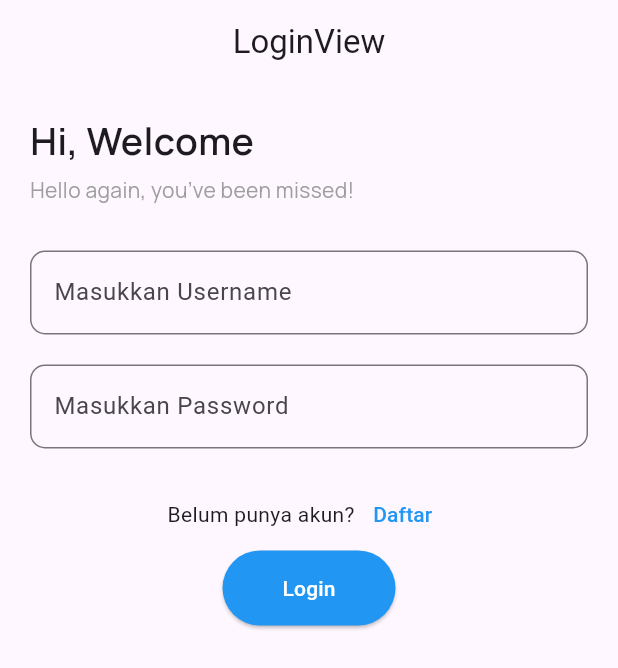
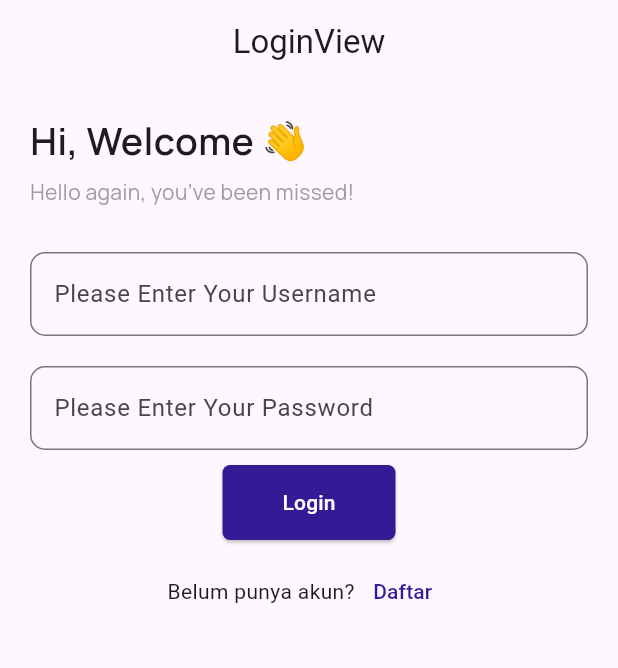
Before and after one commit to MDaffaSurya/peminjam_perpustakaan_kelas_b, a Flutter app: the screen it shows after launch, on a phone screen of 412 x 824 dp. Shown: the top 668 px of the screen. Run offline on Flutter 3.47's test engine with Material 3 defaults, Android fonts, the phone set to English and light mode, and no system bars; our stand-ins replace dio, get, get_storage, google_fonts, pretty_dio_logger.

Commit message:
22 feb 2024

```diff
--- a/lib/app/modules/login/controllers/login_controller.dart
+++ b/lib/app/modules/login/controllers/login_controller.dart
@@ -16,6 +16,12 @@
   final TextEditingController usernameController = TextEditingController();
   final TextEditingController passwordController = TextEditingController();
   final count = 0.obs;
+  var passwordObscureText = true.obs;
+
+  void togglePasswordVisibility() {
+    passwordObscureText.value = !passwordObscureText.value;
+  }
+
   @override
   void onInit() {
     super.onInit();
--- a/lib/app/modules/login/views/login_view.dart
+++ b/lib/app/modules/login/views/login_view.dart
@@ -25,7 +25,7 @@
                 crossAxisAlignment: CrossAxisAlignment.start,
                 children: [
                   Text(
-                    'Hi, Welcome',
+                    'Hi, Welcome 👋',
                     style: GoogleFonts.manrope(
                       fontSize: 25, fontWeight:FontWeight.w600
                     ),
@@ -51,7 +51,7 @@
                       child: TextFormField(
                         controller: controller.usernameController,
                         decoration: InputDecoration(
-                          hintText: "Masukkan Username",
+                          hintText: "Please Enter Your Username",
                           // icon: Icon(Icons.person),
                           border: OutlineInputBorder(borderRadius: BorderRadius.circular(10)),
                         ),
@@ -67,9 +67,9 @@
                       padding: const EdgeInsets.symmetric(horizontal: 20, vertical: 10),
                       child: TextFormField(
                         controller: controller.passwordController,
-                        obscureText: true,
+                        obscureText: controller.passwordObscureText.value,
                         decoration: InputDecoration(
-                          hintText: "Masukkan Password",
+                          hintText: "Please Enter Your Password",
                           // icon: Icon(Icons.lock),
                           border: OutlineInputBorder(borderRadius: BorderRadius.circular(10)),
                         ),
@@ -82,6 +82,24 @@
                       ),
                     ),
 
+
+                    Obx(() => controller.loading.value
+                        ? CircularProgressIndicator()
+                        : ElevatedButton(
+                      onPressed: () {
+                        controller.login();
+                      },
+                      child: Text("Login"),
+                      style: ElevatedButton.styleFrom(
+                        primary: Color(0xFF351A96),
+                        onPrimary: Colors.white,
+                        padding: EdgeInsets.symmetric(horizontal: 40, vertical: 15),
+                        shape: RoundedRectangleBorder(
+                          borderRadius: BorderRadius.circular(5),
+                        ),
+                      ),
+                    ),
+                    ),
                     SizedBox(height: 10),
                     Row(
                       mainAxisAlignment: MainAxisAlignment.center,
@@ -91,27 +109,10 @@
                             onPressed: () => Get.toNamed(Routes.REGISTER),
                             child: Text("Daftar"),
                             style: ElevatedButton.styleFrom(
-                                onPrimary: Colors.blue
+                                onPrimary: Color(0xFF351A96)
                             )
                         ),
                       ],
-                    ),
-                    Obx(() => controller.loading.value
-                        ? CircularProgressIndicator()
-                        : ElevatedButton(
-                      onPressed: () {
-                        controller.login();
-                      },
-                      child: Text("Login"),
-                      style: ElevatedButton.styleFrom(
-                        primary: Colors.blue,
-                        onPrimary: Colors.white,
-                        padding: EdgeInsets.symmetric(horizontal: 40, vertical: 15),
-                        shape: RoundedRectangleBorder(
-                          borderRadius: BorderRadius.circular(30),
-                        ),
-                      ),
-                    ),
                     ),
                   ],
                 ),
--- a/lib/app/routes/app_routes.dart
+++ b/lib/app/routes/app_routes.dart
@@ -9,6 +9,7 @@
   static const BOOK = _Paths.BOOK;
   static const PEMINJAMAN = _Paths.PEMINJAMAN;
   static const ADD_PEMINJAMAN = _Paths.ADD_PEMINJAMAN;
+  static const KOLEKSI = _Paths.KOLEKSI;
 }
 
 abstract class _Paths {
@@ -19,4 +20,5 @@
   static const BOOK = '/book';
   static const PEMINJAMAN = '/peminjaman';
   static const ADD_PEMINJAMAN = '/add-peminjaman';
+  static const KOLEKSI = '/koleksi';
 }
```
Also changed, not shown: lib/app/modules/register/views/register_view.dart (+17 -2 lines).
